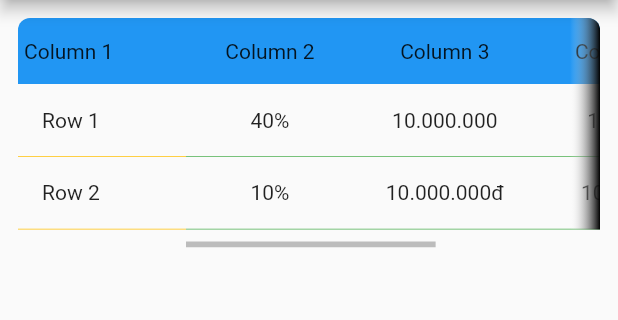
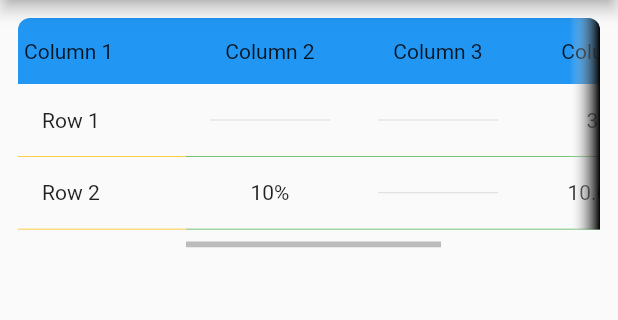
Before and after one commit to papmodern/excel_table, a Flutter app: the screen it shows after launch, on a phone screen of 412 x 824 dp, the part 84-404 px from its top. Run offline on Flutter 3.47's test engine with Material 2 defaults, Android fonts, the phone set to English and light mode, and no system bars.

Commit message:
add empty builder

```diff
--- a/example/lib/main.dart
+++ b/example/lib/main.dart
@@ -20,34 +20,34 @@ class _MyAppState extends State<MyApp> {
     super.initState();
     final excelRow1 = ExcelRow(listCell: [
       ExcelCell(content: "Row 1", align: TextAlign.start),
-      ExcelCell(content: "40%"),
-      ExcelCell(content: "10.000.000"),
-      ExcelCell(content: "10.000"),
-      ExcelCell(content: "01/02/2021"),
+      ExcelCell.empty(),
+      ExcelCell.empty(),
+      ExcelCell(content: "30%"),
+      ExcelCell.empty(),
     ], listSubRow: [
       ExcelRow(
         listCell: [
+          ExcelCell(content: ''),
+          ExcelCell(content: "30%"),
           ExcelCell.empty(),
-          ExcelCell(content: "30%"),
-          ExcelCell(content: "4.000.000"),
           ExcelCell(content: "10.000"),
-          ExcelCell(content: "01/02/2021"),
+          ExcelCell.empty(),
         ],
       ),
       ExcelRow(listCell: [
+        ExcelCell(content: ''),
+        ExcelCell(content: "10%"),
         ExcelCell.empty(),
-        ExcelCell(content: "10%"),
-        ExcelCell(content: "6.000.000đ"),
         ExcelCell(content: "10.000đ"),
-        ExcelCell(content: "01/02/2021"),
+        ExcelCell.empty(),
       ]),
     ]);
     final excelRow2 = ExcelRow(listCell: [
       ExcelCell(content: "Row 2", align: TextAlign.start),
       ExcelCell(content: "10%"),
-      ExcelCell(content: "10.000.000đ"),
+      ExcelCell.empty(),
       ExcelCell(content: "10.000đ"),
-      ExcelCell(content: "01/02/2021"),
+      ExcelCell.empty(),
     ]);
 
     data = ExcelData(
@@ -129,6 +129,7 @@ class _MyAppState extends State<MyApp> {
                       ),
                     ),
                   ),
+                  emptyCellBuilder: (context) => const Divider(),
                 ),
               ),
             ),
--- a/lib/src/components/row_widget.dart
+++ b/lib/src/components/row_widget.dart
@@ -8,9 +8,11 @@ class ExcelRowWidget extends StatelessWidget {
     required this.listCell,
     required this.columnWidth,
     this.padding,
+    this.emptyCellBuilder,
   }) : super(key: key);
   final Iterable<double> columnWidth;
   final Iterable<ExcelCell> listCell;
+  final WidgetBuilder? emptyCellBuilder;
   final EdgeInsets? padding;
 
   @override
@@ -25,14 +27,17 @@ class ExcelRowWidget extends StatelessWidget {
           child: SizedBox(
             width: width,
             child: cell.child ??
-                Text(
-                  cell.content!,
-                  textAlign: cell.align,
-                  style: cell.style,
-                ),
+                contentWidget(cell) ??
+                emptyCellBuilder?.call(context),
           ),
         );
       }),
     );
   }
+
+  Widget? contentWidget(ExcelCell cell) {
+    final content = cell.content;
+    if (content == null) return null;
+    return Text(content, textAlign: cell.align, style: cell.style);
+  }
 }
--- a/lib/src/components/scrollable_row.dart
+++ b/lib/src/components/scrollable_row.dart
@@ -13,6 +13,7 @@ class ScrollableExcelRowWidget extends StatelessWidget {
     this.padding,
     this.onTapped,
     this.scrollableDivider,
+    this.emptyCellBuilder,
   }) : super(key: key);
   final List<double> columnWidth;
   final ExcelRow row;
@@ -21,6 +22,7 @@ class ScrollableExcelRowWidget extends StatelessWidget {
   final EdgeInsets? padding;
   final Function(ExcelRow)? onTapped;
   final Widget Function(BuildContext, double)? scrollableDivider;
+  final WidgetBuilder? emptyCellBuilder;
 
   @override
   Widget build(BuildContext context) {
@@ -35,10 +37,12 @@ class ScrollableExcelRowWidget extends StatelessWidget {
       listCell: row.listCell.getRange(start, end),
       columnWidth: colWidth,
       padding: padding,
+      emptyCellBuilder: emptyCellBuilder,
     );
     final divider = scrollableDivider?.call(context, allWidth) ??
         MainDivider(width: allWidth);
     return GestureDetector(
+      behavior: HitTestBehavior.translucent,
       onTap: () => onTapped?.call(row),
       child: showSubRow
           ? Column(
@@ -49,6 +53,7 @@ class ScrollableExcelRowWidget extends StatelessWidget {
                             listSubRow[index].listCell.getRange(start, end),
                         columnWidth: colWidth,
                         padding: padding,
+                        emptyCellBuilder: emptyCellBuilder,
                       ))
                 ..add(divider)
                 ..insert(0, mainRow),
--- a/lib/src/excel_data.dart
+++ b/lib/src/excel_data.dart
@@ -1,6 +1,7 @@
 import 'package:flutter/material.dart';
 import 'extension.dart';
 
+///Contains the information of each cell
 class ExcelCell {
   Widget? child;
   String? content;
@@ -11,15 +12,15 @@ class ExcelCell {
     this.content,
     this.style,
     this.align = TextAlign.center,
-  }) : assert(
-          (child == null || content == null),
-          'Need atleast child or content on Excel Object',
-        );
+  });
   factory ExcelCell.empty() {
-    return ExcelCell(content: ' ');
+    return ExcelCell();
   }
 }
 
+///Contains the information of each row
+///list cell contain all main cells
+///list sub row contain all sub rows
 class ExcelRow {
   List<ExcelCell> listCell;
   List<ExcelRow>? listSubRow;
@@ -31,6 +32,9 @@ class ExcelRow {
   });
 }
 
+///Contains the information of all table
+///init width is the minimun with of each column
+///can automatic caculate with null value
 class ExcelData {
   List<ExcelRow> listRow;
   List<double?> initWidth;
@@ -77,7 +81,8 @@ class ExcelData {
 
 double getCellWidth(ExcelCell cell) {
   final content = cell.content;
+  if (content == null) return 0.0;
   final style = cell.style;
-  assert(content != null, 'Widget child is not support for dynamic with');
-  return content!.textSize(style).width;
+
+  return content.textSize(style).width;
 }
--- a/lib/src/excel_table.dart
+++ b/lib/src/excel_table.dart
@@ -17,10 +17,21 @@ class ExcelTable extends StatefulWidget {
   final EdgeInsets? padding;
   final Color headerBackgroudColor;
 
+  /// Add a divider widget on each row of locked area
   final Widget Function(BuildContext context, double width)? lockedDivider;
+
+  /// Add a divider widget on each row of scroll area
   final Widget Function(BuildContext context, double width)? scrollableDivider;
+
+  /// Add an effect on the right of the scroll area
   final Widget Function(BuildContext context, bool atRight)? onRightEffect;
+
+  /// Add an effect on the left of the scroll area
   final Widget Function(BuildContext, bool atLeft)? onLeftEffect;
+
+  /// Add widget builder for empty cell
+  /// If it is null and default return a sizebox
+  final WidgetBuilder? emptyCellBuilder;
 
   const ExcelTable({
     Key? key,
@@ -36,6 +47,7 @@ class ExcelTable extends StatefulWidget {
     this.onRightEffect,
     this.onLeftEffect,
     this.headerBackgroudColor = Colors.blue,
+    this.emptyCellBuilder,
   }) : super(key: key);
 
   @override
@@ -96,6 +108,7 @@ class _ExcelTableState extends State<ExcelTable> {
               mainAxisSize: MainAxisSize.min,
               children: List.generate(rowLength, (index) {
                 final excelRow = widget.data.listRow[index];
+
                 return LockedExcelRowWidget(
                   row: excelRow,
                   end: lockedColumn,
@@ -142,6 +155,7 @@ class _ExcelTableState extends State<ExcelTable> {
                             padding: widget.padding,
                             scrollableDivider: widget.scrollableDivider,
                             onTapped: (row) => _onTappedRow(row),
+                            emptyCellBuilder: widget.emptyCellBuilder,
                           );
                         })
                           ..insert(
--- a/pubspec.yaml
+++ b/pubspec.yaml
@@ -1,6 +1,6 @@
 name: excel_table
 description: A data table scrollable and expanding sub row
-version: 0.0.3
+version: 0.0.4
 repository: https://github.com/a313/excel_table
 
 environment:
```
Also changed, not shown: 4 other files.
